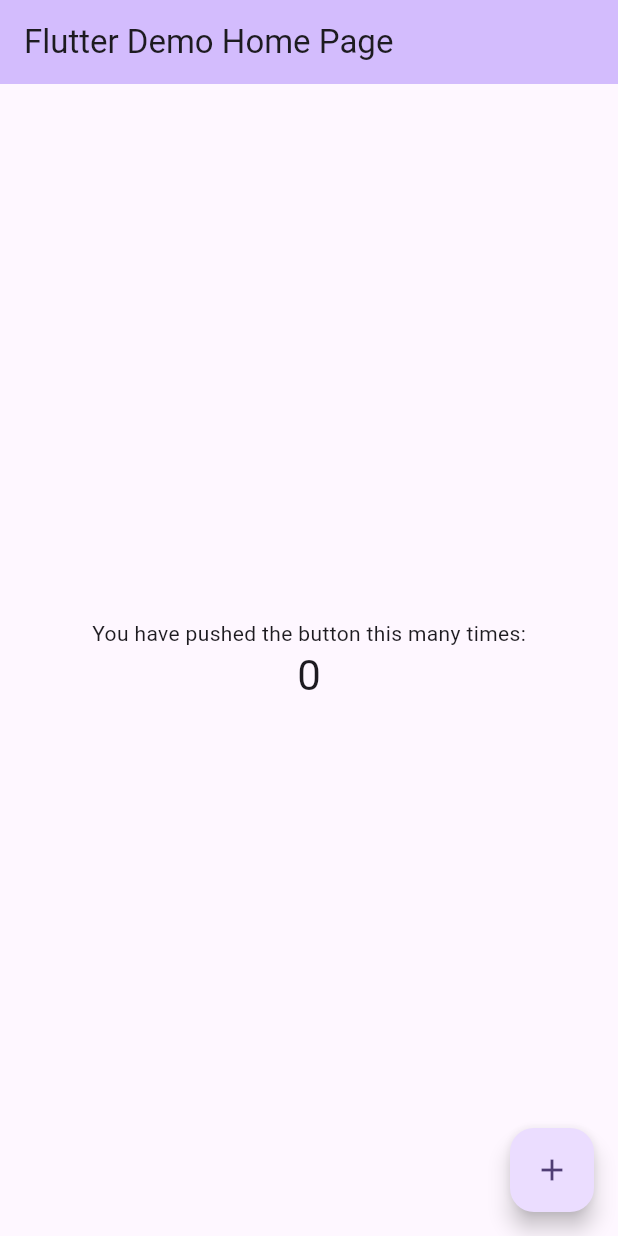
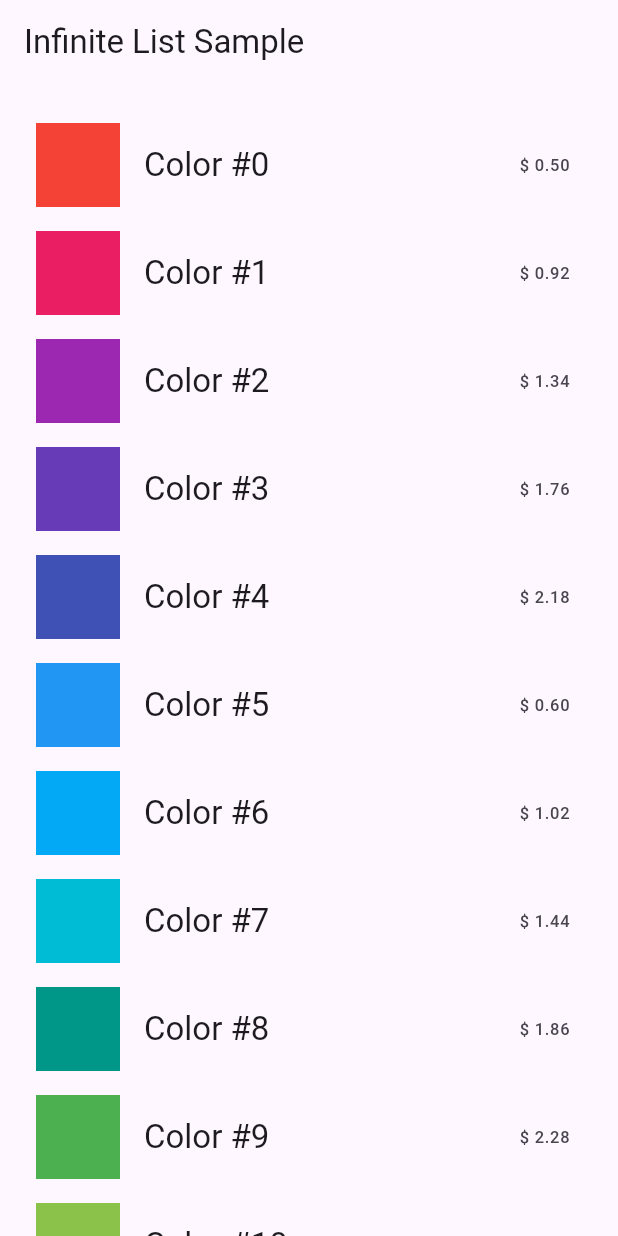
Before and after one commit to urkstrong/recipe_app, a Flutter app: the screen it shows after launch, on a phone screen of 412 x 824 dp. Run offline on Flutter 3.47's test engine with Material 3 defaults, Android fonts, the phone set to English and light mode, and no system bars; our stand-ins replace firebase_core; missing offline and left inert: window_size; accounts and stored records are empty; statements that could not run were skipped.

Commit message:
add infinite scroll template and connect firebase

```diff
--- a/analysis_options.yaml
+++ b/analysis_options.yaml
@@ -7,7 +7,8 @@
 
 # The following line activates a set of recommended lints for Flutter apps,
 # packages, and plugins designed to encourage good coding practices.
-include: package:flutter_lints/flutter.yaml
+# include: package:flutter_lints/flutter.yaml
+include: package:analysis_defaults/flutter.yaml
 
 linter:
   # The lint rules applied to this project can be customized in the
--- a/lib/main.dart
+++ b/lib/main.dart
@@ -1,125 +1,100 @@
+// Copyright 2020 The Chromium Authors. All rights reserved.
+// Use of this source code is governed by a BSD-style license that can be
+// found in the LICENSE file.
+
+import 'dart:io' show Platform;
+
+import 'package:flutter/foundation.dart' show kIsWeb;
 import 'package:flutter/material.dart';
+import 'package:provider/provider.dart';
+import 'package:window_size/window_size.dart';
 
-void main() {
+import 'package:firebase_core/firebase_core.dart';
+import 'firebase_options.dart';
+
+import 'src/api/item.dart';
+import 'src/catalog.dart';
+import 'src/item_tile.dart';
+
+void main() async {
+  setupWindow();
   runApp(const MyApp());
+
+  await Firebase.initializeApp(
+    options: DefaultFirebaseOptions.currentPlatform,
+  );
+}
+
+const double windowWidth = 480;
+const double windowHeight = 854;
+
+void setupWindow() {
+  if (!kIsWeb && (Platform.isWindows || Platform.isLinux || Platform.isMacOS)) {
+    WidgetsFlutterBinding.ensureInitialized();
+    setWindowTitle('Infinite List');
+    setWindowMinSize(const Size(windowWidth, windowHeight));
+    setWindowMaxSize(const Size(windowWidth, windowHeight));
+    getCurrentScreen().then((screen) {
+      setWindowFrame(Rect.fromCenter(
+        center: screen!.frame.center,
+        width: windowWidth,
+        height: windowHeight,
+      ));
+    });
+  }
 }
 
 class MyApp extends StatelessWidget {
   const MyApp({super.key});
 
-  // This widget is the root of your application.
   @override
   Widget build(BuildContext context) {
-    return MaterialApp(
-      title: 'Flutter Demo',
-      theme: ThemeData(
-        // This is the theme of your application.
-        //
-        // TRY THIS: Try running your application with "flutter run". You'll see
-        // the application has a purple toolbar. Then, without quitting the app,
-        // try changing the seedColor in the colorScheme below to Colors.green
-        // and then invoke "hot reload" (save your changes or press the "hot
-        // reload" button in a Flutter-supported IDE, or press "r" if you used
-        // the command line to start the app).
-        //
-        // Notice that the counter didn't reset back to zero; the application
-        // state is not lost during the reload. To reset the state, use hot
-        // restart instead.
-        //
-        // This works for code too, not just values: Most code changes can be
-        // tested with just a hot reload.
-        colorScheme: ColorScheme.fromSeed(seedColor: Colors.deepPurple),
-        useMaterial3: true,
+    return ChangeNotifierProvider<Catalog>(
+      create: (context) => Catalog(),
+      child: MaterialApp(
+        title: 'Infinite List Sample',
+        theme: ThemeData.light(),
+        home: const MyHomePage(),
       ),
-      home: const MyHomePage(title: 'Flutter Demo Home Page'),
     );
   }
 }
 
-class MyHomePage extends StatefulWidget {
-  const MyHomePage({super.key, required this.title});
-
-  // This widget is the home page of your application. It is stateful, meaning
-  // that it has a State object (defined below) that contains fields that affect
-  // how it looks.
-
-  // This class is the configuration for the state. It holds the values (in this
-  // case the title) provided by the parent (in this case the App widget) and
-  // used by the build method of the State. Fields in a Widget subclass are
-  // always marked "final".
-
-  final String title;
-
-  @override
-  State<MyHomePage> createState() => _MyHomePageState();
-}
-
-class _MyHomePageState extends State<MyHomePage> {
-  int _counter = 0;
-
-  void _incrementCounter() {
-    setState(() {
-      // This call to setState tells the Flutter framework that something has
-      // changed in this State, which causes it to rerun the build method below
-      // so that the display can reflect the updated values. If we changed
-      // _counter without calling setState(), then the build method would not be
-      // called again, and so nothing would appear to happen.
-      _counter++;
-    });
-  }
+class MyHomePage extends StatelessWidget {
+  const MyHomePage({super.key});
 
   @override
   Widget build(BuildContext context) {
-    // This method is rerun every time setState is called, for instance as done
-    // by the _incrementCounter method above.
-    //
-    // The Flutter framework has been optimized to make rerunning build methods
-    // fast, so that you can just rebuild anything that needs updating rather
-    // than having to individually change instances of widgets.
     return Scaffold(
       appBar: AppBar(
-        // TRY THIS: Try changing the color here to a specific color (to
-        // Colors.amber, perhaps?) and trigger a hot reload to see the AppBar
-        // change color while the other colors stay the same.
-        backgroundColor: Theme.of(context).colorScheme.inversePrimary,
-        // Here we take the value from the MyHomePage object that was created by
-        // the App.build method, and use it to set our appbar title.
-        title: Text(widget.title),
+        title: const Text('Infinite List Sample'),
       ),
-      body: Center(
-        // Center is a layout widget. It takes a single child and positions it
-        // in the middle of the parent.
-        child: Column(
-          // Column is also a layout widget. It takes a list of children and
-          // arranges them vertically. By default, it sizes itself to fit its
-          // children horizontally, and tries to be as tall as its parent.
-          //
-          // Column has various properties to control how it sizes itself and
-          // how it positions its children. Here we use mainAxisAlignment to
-          // center the children vertically; the main axis here is the vertical
-          // axis because Columns are vertical (the cross axis would be
-          // horizontal).
-          //
-          // TRY THIS: Invoke "debug painting" (choose the "Toggle Debug Paint"
-          // action in the IDE, or press "p" in the console), to see the
-          // wireframe for each widget.
-          mainAxisAlignment: MainAxisAlignment.center,
-          children: <Widget>[
-            const Text(
-              'You have pushed the button this many times:',
-            ),
-            Text(
-              '$_counter',
-              style: Theme.of(context).textTheme.headlineMedium,
-            ),
-          ],
+      body: Selector<Catalog, int?>(
+        // Selector is a widget from package:provider. It allows us to listen
+        // to only one aspect of a provided value. In this case, we are only
+        // listening to the catalog's `itemCount`, because that's all we need
+        // at this level.
+        selector: (context, catalog) => catalog.itemCount,
+        builder: (context, itemCount, child) => ListView.builder(
+          // When `itemCount` is null, `ListView` assumes an infinite list.
+          // Once we provide a value, it will stop the scrolling beyond
+          // the last element.
+          itemCount: itemCount,
+          padding: const EdgeInsets.symmetric(vertical: 18),
+          itemBuilder: (context, index) {
+            // Every item of the `ListView` is individually listening
+            // to the catalog.
+            var catalog = Provider.of<Catalog>(context);
+
+            // Catalog provides a single synchronous method for getting the
+            // current data.
+            return switch (catalog.getByIndex(index)) {
+              Item(isLoading: true) => const LoadingItemTile(),
+              var item => ItemTile(item: item)
+            };
+          },
         ),
       ),
-      floatingActionButton: FloatingActionButton(
-        onPressed: _incrementCounter,
-        tooltip: 'Increment',
-        child: const Icon(Icons.add),
-      ), // This trailing comma makes auto-formatting nicer for build methods.
     );
   }
 }
--- /dev/null
+++ b/lib/src/api/item.dart
@@ -0,0 +1,23 @@
+// Copyright 2020 The Chromium Authors. All rights reserved.
+// Use of this source code is governed by a BSD-style license that can be
+// found in the LICENSE file.
+
+import 'package:flutter/material.dart';
+
+class Item {
+  final Color color;
+
+  final int price;
+
+  final String name;
+
+  Item({
+    required this.color,
+    required this.name,
+    required this.price,
+  });
+
+  Item.loading() : this(color: Colors.grey, name: '...', price: 0);
+
+  bool get isLoading => name == '...';
+}
--- /dev/null
+++ b/lib/src/api/page.dart
@@ -0,0 +1,21 @@
+// Copyright 2020 The Chromium Authors. All rights reserved.
+// Use of this source code is governed by a BSD-style license that can be
+// found in the LICENSE file.
+
+import 'item.dart';
+
+const int itemsPerPage = 20;
+
+class ItemPage {
+  final List<Item> items;
+
+  final int startingIndex;
+
+  final bool hasNext;
+
+  ItemPage({
+    required this.items,
+    required this.startingIndex,
+    required this.hasNext,
+  });
+}
--- /dev/null
+++ b/lib/src/catalog.dart
@@ -0,0 +1,120 @@
+// Copyright 2020 The Chromium Authors. All rights reserved.
+// Use of this source code is governed by a BSD-style license that can be
+// found in the LICENSE file.
+
+import 'package:flutter/foundation.dart';
+import 'package:flutter/material.dart';
+
+import 'api/fetch.dart';
+import 'api/item.dart';
+import 'api/page.dart';
+
+/// The [Catalog] holds items in memory, provides a synchronous access
+/// to them via [getByIndex], and notifies listeners when there is any change.
+class Catalog extends ChangeNotifier {
+  /// This is the maximum number of the items we want in memory in each
+  /// direction from the current position. For example, if the user
+  /// is currently looking at item number 400, we don't want item number
+  /// 0 to be kept in memory.
+  static const maxCacheDistance = 100;
+
+  /// The internal store of pages that we got from [fetchPage].
+  /// The key of the map is the starting index of the page, for faster
+  /// access.
+  final Map<int, ItemPage> _pages = {};
+
+  /// A set of pages (represented by their starting index) that have started
+  /// the fetch process but haven't ended it yet.
+  ///
+  /// This is to prevent fetching of a page several times in a row. When a page
+  /// is already being fetched, we don't initiate another fetch request.
+  final Set<int> _pagesBeingFetched = {};
+
+  /// The size of the catalog. This is `null` at first, and only when the user
+  /// reaches the end of the catalog, it will hold the actual number.
+  int? itemCount;
+
+  /// After the catalog is disposed, we don't allow it to call
+  /// [notifyListeners].
+  bool _isDisposed = false;
+
+  @override
+  void dispose() {
+    _isDisposed = true;
+    super.dispose();
+  }
+
+  /// This is a synchronous method that returns the item at [index].
+  ///
+  /// If the item is already in memory, this will just return it. Otherwise,
+  /// this method will initiate a fetch of the corresponding page, and will
+  /// return [Item.loading].
+  ///
+  /// The UI will be notified via [notifyListeners] when the fetch
+  /// is completed. At that time, calling this method will return the newly
+  /// fetched item.
+  Item getByIndex(int index) {
+    // Compute the starting index of the page where this item is located.
+    // For example, if [index] is `42` and [itemsPerPage] is `20`,
+    // then `index ~/ itemsPerPage` (integer division)
+    // evaluates to `2`, and `2 * 20` is `40`.
+    var startingIndex = (index ~/ itemsPerPage) * itemsPerPage;
+
+    // If the corresponding page is already in memory, return immediately.
+    if (_pages.containsKey(startingIndex)) {
+      var item = _pages[startingIndex]!.items[index - startingIndex];
+      return item;
+    }
+
+    // We don't have the data yet. Start fetching it.
+    _fetchPage(startingIndex);
+
+    // In the meantime, return a placeholder.
+    return Item.loading();
+  }
+
+  /// This method initiates fetching of the [ItemPage] at [startingIndex].
+  Future<void> _fetchPage(int startingIndex) async {
+    if (_pagesBeingFetched.contains(startingIndex)) {
+      // Page is already being fetched. Ignore the redundant call.
+      return;
+    }
+
+    _pagesBeingFetched.add(startingIndex);
+    final page = await fetchPage(startingIndex);
+    _pagesBeingFetched.remove(startingIndex);
+
+    if (!page.hasNext) {
+      // The returned page has no next page. This means we now know the size
+      // of the catalog.
+      itemCount = startingIndex + page.items.length;
+    }
+
+    // Store the new page.
+    _pages[startingIndex] = page;
+    _pruneCache(startingIndex);
+
+    if (!_isDisposed) {
+      // Notify the widgets that are listening to the catalog that they
+      // should rebuild.
+      notifyListeners();
+    }
+  }
+
+  /// Removes item pages that are too far away from [currentStartingIndex].
+  void _pruneCache(int currentStartingIndex) {
+    // It's bad practice to modify collections while iterating over them.
+    // So instead, we'll store the keys to remove in a separate Set.
+    final keysToRemove = <int>{};
+    for (final key in _pages.keys) {
+      if ((key - currentStartingIndex).abs() > maxCacheDistance) {
+        // This page's starting index is too far away from the current one.
+        // We'll remove it.
+        keysToRemove.add(key);
+      }
+    }
+    for (final key in keysToRemove) {
+      _pages.remove(key);
+    }
+  }
+}
--- /dev/null
+++ b/lib/src/item_tile.dart
@@ -0,0 +1,53 @@
+// Copyright 2020 The Chromium Authors. All rights reserved.
+// Use of this source code is governed by a BSD-style license that can be
+// found in the LICENSE file.
+
+import 'package:flutter/material.dart';
+
+import 'api/item.dart';
+
+/// This is the widget responsible for building the item in the list,
+/// once we have the actual data [item].
+class ItemTile extends StatelessWidget {
+  final Item item;
+
+  const ItemTile({required this.item, super.key});
+
+  @override
+  Widget build(BuildContext context) {
+    return Padding(
+      padding: const EdgeInsets.all(8.0),
+      child: ListTile(
+        leading: AspectRatio(
+          aspectRatio: 1,
+          child: Container(
+            color: item.color,
+          ),
+        ),
+        title: Text(item.name, style: Theme.of(context).textTheme.titleLarge),
+        trailing: Text('\$ ${(item.price / 100).toStringAsFixed(2)}'),
+      ),
+    );
+  }
+}
+
+/// This is the widget responsible for building the "still loading" item
+/// in the list (represented with "..." and a crossed square).
+class LoadingItemTile extends StatelessWidget {
+  const LoadingItemTile({super.key});
+
+  @override
+  Widget build(BuildContext context) {
+    return Padding(
+      padding: const EdgeInsets.all(8.0),
+      child: ListTile(
+        leading: const AspectRatio(
+          aspectRatio: 1,
+          child: Placeholder(),
+        ),
+        title: Text('...', style: Theme.of(context).textTheme.titleLarge),
+        trailing: const Text('\$ ...'),
+      ),
+    );
+  }
+}
```
Also changed, not shown: lib/src/api/fetch.dart (added, +45 -0 lines), pubspec.yaml (+10 -70 lines), firebase.json (added), lib/firebase_options.dart (added), pubspec.lock, 18 other files.
